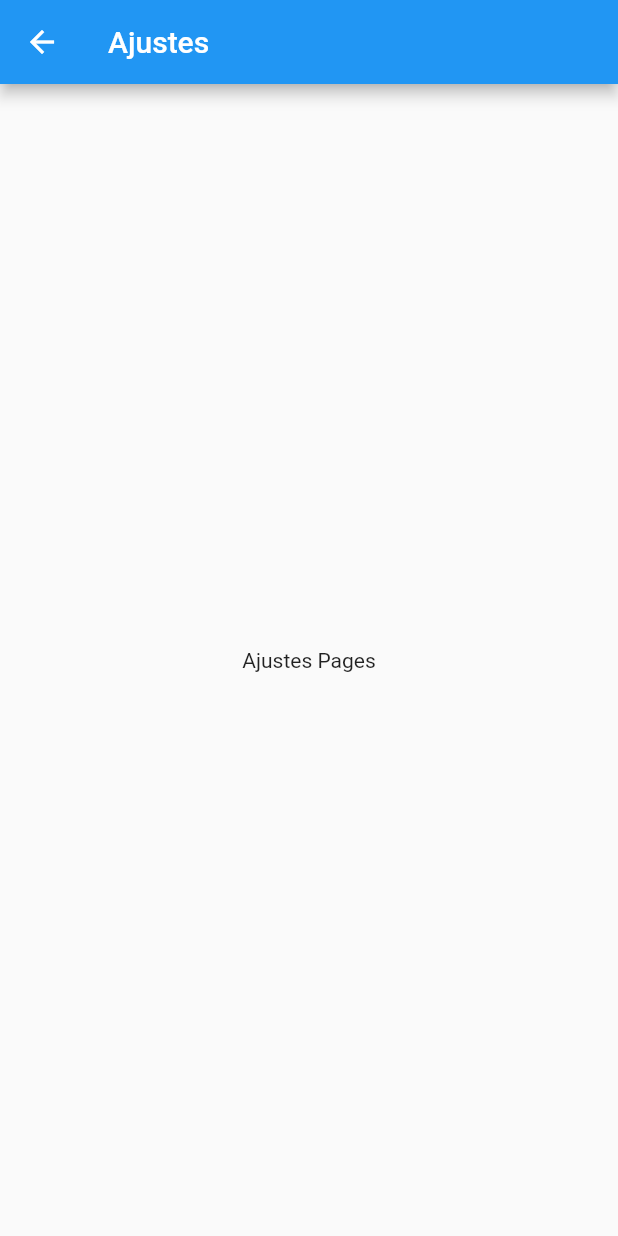
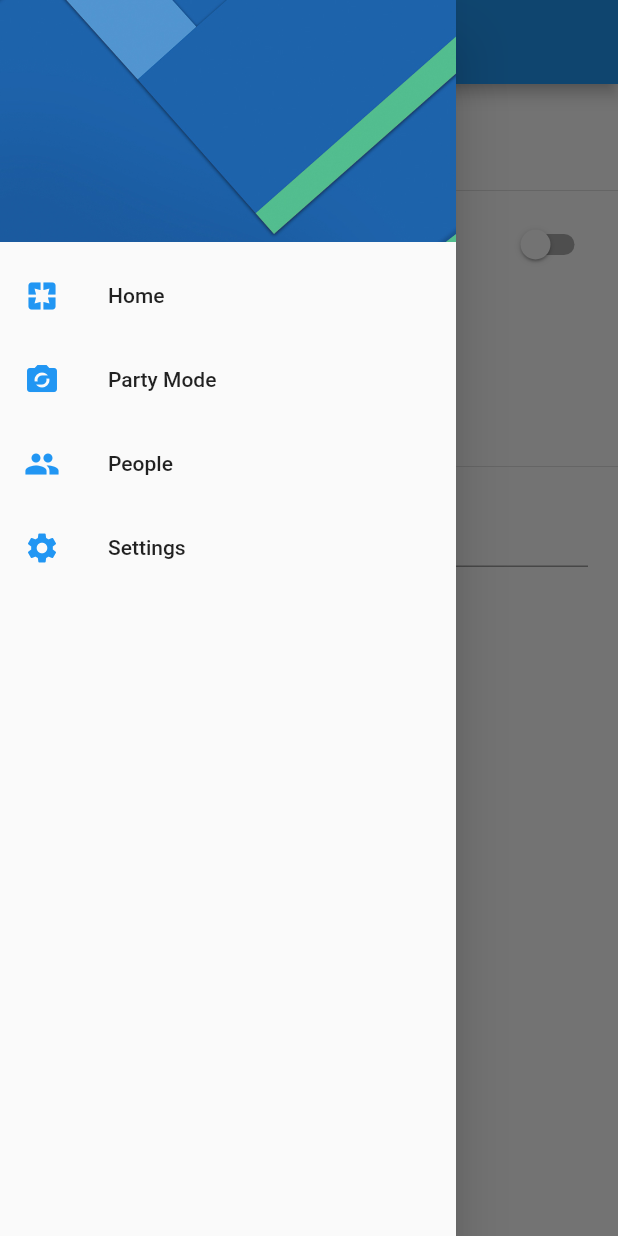
Before and after one commit to jbaguilarr/preferences-usuarios, a Flutter app: the SettingsPage screen opened by its route, with the side drawer open (before the commit the screen has no drawer), on a phone screen of 412 x 824 dp. Run offline on Flutter 3.47's test engine with Material 2 defaults, Android fonts, the phone set to English and light mode, and no system bars.

Commit message:
se agrego settings en mac

```diff
--- a/lib/src/pages/home_page.dart
+++ b/lib/src/pages/home_page.dart
@@ -1,4 +1,6 @@
 import 'package:flutter/material.dart';
+import 'package:preferenciasusuarioapp/src/pages/settings_page.dart';
+import 'package:preferenciasusuarioapp/src/widgets/menu_widget.dart';
 
 class HomePage extends StatelessWidget {
 
@@ -10,7 +12,9 @@ class HomePage extends StatelessWidget {
       appBar: AppBar(
          title: Text('Preferencias de Usuario'),
       ),
+      drawer: MenuWidget(),
       body: Column(
+        mainAxisAlignment: MainAxisAlignment.center,
         children: <Widget>[
           Text('Color Secundario'),
           Divider(),
@@ -22,4 +26,6 @@ class HomePage extends StatelessWidget {
       ),
     );
   }
+
+
 }
--- a/lib/src/pages/settings_page.dart
+++ b/lib/src/pages/settings_page.dart
@@ -1,18 +1,94 @@
 import 'package:flutter/material.dart';
+import 'package:preferenciasusuarioapp/src/widgets/menu_widget.dart';
 
-class SettingsPage extends StatelessWidget {
+class SettingsPage extends StatefulWidget {
 
   static final String routeName = 'settings';
 
+  @override
+  _SettingsPageState createState() => _SettingsPageState();
+}
+
+class _SettingsPageState extends State<SettingsPage> {
+  bool _colorSecundario = false;
+  int _genero = 1;
+  String _nombre = 'Pedro';
+
+  TextEditingController _textController;
+
+  @override
+  void initState() {
+    // TODO: implement initState
+    super.initState();
+
+    _textController = new TextEditingController(text: _nombre);
+  }
   @override
   Widget build(BuildContext context) {
     return Scaffold(
       appBar: AppBar(
          title: Text('Ajustes'),
       ),
-      body: Center(
-        child: Text('Ajustes Pages'),
-      ),
+      drawer: MenuWidget(),
+      body: ListView(
+        children: <Widget>[
+          Container(
+            padding: EdgeInsets.all(5.0),
+            child: Text('Settings',style:TextStyle(fontSize: 45.0,fontWeight: FontWeight.bold) ,),
+
+          ),
+
+          Divider(),
+
+          SwitchListTile(
+            value: _colorSecundario,
+            title: Text('Color secundario'),
+            onChanged: (value){
+              setState(() {
+              _colorSecundario = value;
+
+              });
+            },
+          ),
+
+          RadioListTile(
+            value: 1,
+            title: Text('Masculino'),
+            groupValue: _genero,
+            onChanged: (value){
+              setState(() {
+              _genero = value;
+
+              });
+            },
+          ),
+          RadioListTile(
+            value: 2,
+            title: Text('Femenino'),
+            groupValue: _genero,
+            onChanged: (value){
+              setState(() {
+                 _genero = value;
+              });
+            },
+          ),
+
+          Divider(),
+
+          Container(
+            padding: EdgeInsets.symmetric(horizontal: 20.0),
+            child: TextField(
+              controller: _textController,
+              decoration: InputDecoration(
+                labelText: 'Nombre',
+                helperText: 'Nombre de la persona usando el telefono'
+              ),
+              onChanged: (value){},
+            ),
+          )
+
+        ],
+      )
     );
   }
 }
--- /dev/null
+++ b/lib/src/widgets/menu_widget.dart
@@ -0,0 +1,49 @@
+import 'package:flutter/material.dart';
+import 'package:preferenciasusuarioapp/src/pages/home_page.dart';
+import 'package:preferenciasusuarioapp/src/pages/settings_page.dart';
+
+class MenuWidget extends StatelessWidget {
+
+
+  @override
+  Widget build(BuildContext context) {
+    return Drawer(
+       child: ListView(
+         padding: EdgeInsets.zero,
+         children: <Widget>[
+           DrawerHeader(
+             child: Container(),
+             decoration: BoxDecoration(
+               image: DecorationImage(
+                 image: AssetImage('assets/menu-img.jpg'),
+                 fit: BoxFit.cover
+               )
+             ),
+           ),
+            ListTile(
+             leading: Icon(Icons.pages,color: Colors.blue,),
+             title: Text('Home'),
+             onTap: ()=> Navigator.pushReplacementNamed(context, HomePage.routeName),
+           ),
+           ListTile(
+             leading: Icon(Icons.party_mode,color: Colors.blue,),
+             title: Text('Party Mode'),
+             onTap: (){},
+           ),
+           ListTile(
+             leading: Icon(Icons.people,color: Colors.blue,),
+             title: Text('People'),
+             onTap: (){},
+           ),
+           ListTile(
+             leading: Icon(Icons.settings,color: Colors.blue,),
+             title: Text('Settings'),
+             onTap: (){
+                Navigator.pushReplacementNamed(context, SettingsPage.routeName);
+             },
+           ),
+         ],
+       ),
+     );
+  }
+}
--- a/pubspec.yaml
+++ b/pubspec.yaml
@@ -41,7 +41,8 @@ flutter:
   uses-material-design: true
 
   # To add assets to your application, add an assets section, like this:
-  # assets:
+  assets:
+    - assets/menu-img.jpg
   #  - images/a_dot_burr.jpeg
   #  - images/a_dot_ham.jpeg
 
```
Also changed, not shown: assets/menu-img.jpg (added), pubspec.lock, 1 other file.
